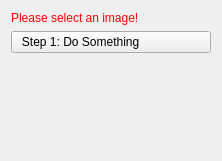
Above: CemrgApp/Plugins/kcl.cemrgapp.atrialstrainmotion/src/internal/AtrialStrainMotionViewControls.ui from CemrgDevelopers/CemrgApp before the change. Below: the same form after it.
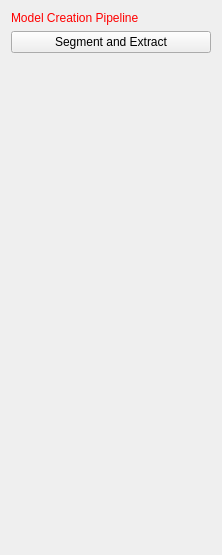
That is the form after the change.

The edit to the form file:
```diff
--- a/CemrgApp/Plugins/kcl.cemrgapp.atrialstrainmotion/src/internal/AtrialStrainMotionViewControls.ui
+++ b/CemrgApp/Plugins/kcl.cemrgapp.atrialstrainmotion/src/internal/AtrialStrainMotionViewControls.ui
@@ -7,7 +7,7 @@
     <x>0</x>
     <y>0</y>
     <width>222</width>
-    <height>161</height>
+    <height>555</height>
    </rect>
   </property>
   <property name="minimumSize">
@@ -26,20 +26,14 @@
       <string notr="true">QLabel { color: rgb(255, 0, 0) }</string>
      </property>
      <property name="text">
-      <string>Please select an image!</string>
+      <string>Model Creation Pipeline</string>
      </property>
     </widget>
    </item>
    <item>
-    <widget class="QPushButton" name="button_step_1">
-     <property name="toolTip">
-      <string>Do image processing</string>
-     </property>
-     <property name="styleSheet">
-      <string notr="true">text-align: left;</string>
-     </property>
+    <widget class="QPushButton" name="segment_extract">
      <property name="text">
-      <string>   Step 1: Do Something </string>
+      <string>Segment and Extract</string>
      </property>
     </widget>
    </item>
```
